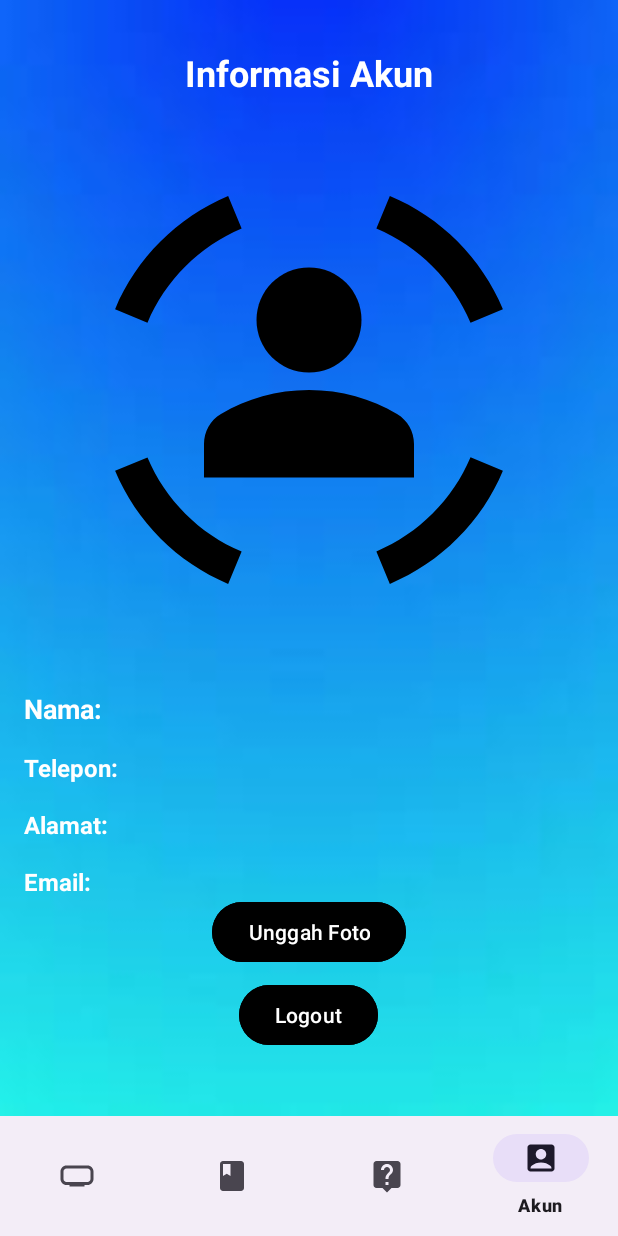
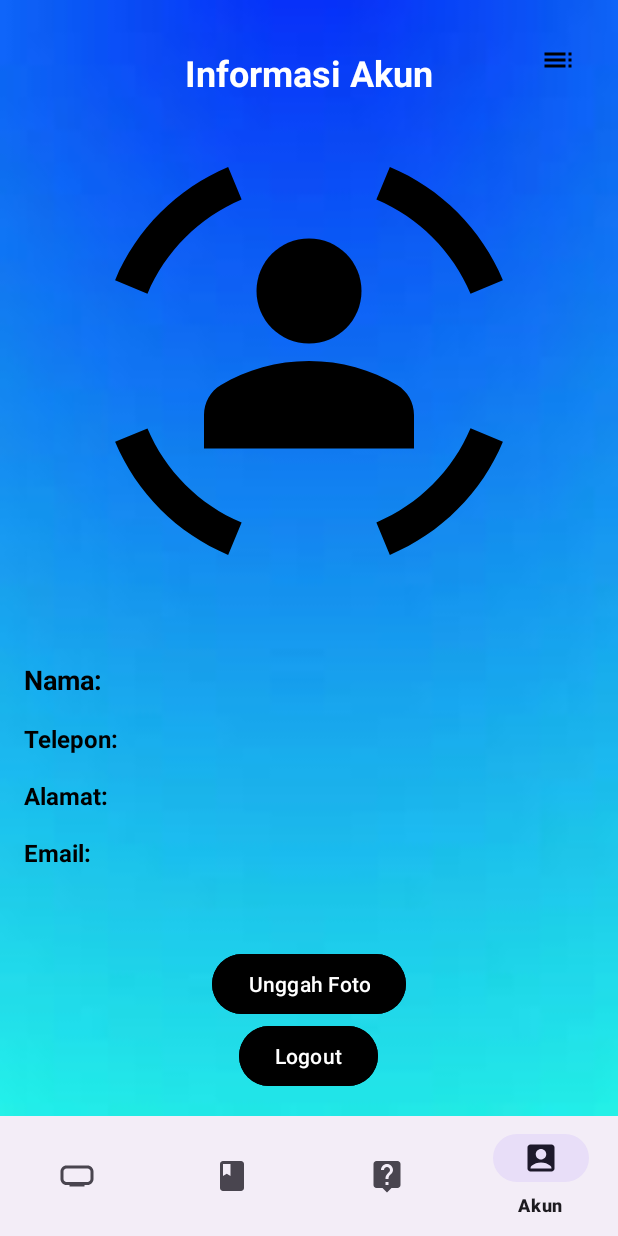
Before and after one commit to farhannovaldi/AplikasiDonasiMakanan, an Android app: the HomeFragment screen opened directly, with no data from a screen before it, item 4 of the bottom bar chosen, on a phone screen of 412 x 824 dp. Run offline under Robolectric (Android 15) with nearby library versions, the phone set to English and light mode, and no system bars; our stand-ins replace Firebase (no records; nobody signed in at launch, a user with empty details on screens opened directly).

Commit message:
Perbaikian popup menu

```diff
--- a/app/src/main/java/com/project/nvl/aplikasidonasimakanan/HomeFragment.java
+++ b/app/src/main/java/com/project/nvl/aplikasidonasimakanan/HomeFragment.java
@@ -1,81 +1,62 @@
 package com.project.nvl.aplikasidonasimakanan;
 
 import android.os.Bundle;
+import androidx.fragment.app.Fragment;
 import android.view.LayoutInflater;
-import android.view.MenuItem;
 import android.view.View;
 import android.view.ViewGroup;
-import android.widget.PopupMenu;
 
-import androidx.annotation.NonNull;
-import androidx.annotation.Nullable;
-import androidx.appcompat.widget.AppCompatImageButton;
-import androidx.fragment.app.Fragment;
-import androidx.fragment.app.FragmentTransaction;
-
+/**
+ * A simple {@link Fragment} subclass.
+ * Use the {@link HomeFragment#newInstance} factory method to
+ * create an instance of this fragment.
+ */
 public class HomeFragment extends Fragment {
 
+    // TODO: Rename parameter arguments, choose names that match
+    // the fragment initialization parameters, e.g. ARG_ITEM_NUMBER
+    private static final String ARG_PARAM1 = "param1";
+    private static final String ARG_PARAM2 = "param2";
+
+    // TODO: Rename and change types of parameters
+    private String mParam1;
+    private String mParam2;
+
     public HomeFragment() {
+        // Required empty public constructor
     }
 
-    @Nullable
-    @Override
-    public View onCreateView(@NonNull LayoutInflater inflater, @Nullable ViewGroup container, @Nullable Bundle savedInstanceState) {
-        View view = inflater.inflate(R.layout.fragment_home, container, false);
-
-        if (getChildFragmentManager().findFragmentById(R.id.fragment_container) == null) {
-            displayFragment(new DaftarPenyumbangFragment());
-        }
-
-        AppCompatImageButton btnPopupMenu = view.findViewById(R.id.btnPopupMenu);
-
-        btnPopupMenu.setOnClickListener(new View.OnClickListener() {
-            @Override
-            public void onClick(View v) {
-                showPopupMenu(v);
-            }
-        });
-
-        return view;
+    /**
+     * Use this factory method to create a new instance of
+     * this fragment using the provided parameters.
+     *
+     * @param param1 Parameter 1.
+     * @param param2 Parameter 2.
+     * @return A new instance of fragment HomeFragment.
+     */
+    // TODO: Rename and change types and number of parameters
+    public static HomeFragment newInstance(String param1, String param2) {
+        HomeFragment fragment = new HomeFragment();
+        Bundle args = new Bundle();
+        args.putString(ARG_PARAM1, param1);
+        args.putString(ARG_PARAM2, param2);
+        fragment.setArguments(args);
+        return fragment;
     }
 
-    private void showPopupMenu(View view) {
-        PopupMenu popupMenu = new PopupMenu(requireContext(), view);
-        popupMenu.getMenuInflater().inflate(R.menu.main_menu, popupMenu.getMenu());
-
-        popupMenu.setOnMenuItemClickListener(new PopupMenu.OnMenuItemClickListener() {
-            @Override
-            public boolean onMenuItemClick(MenuItem item) {
-                if (item.getItemId() == R.id.action_daftar_penyumbang) {
-                    displayFragment(new DaftarPenyumbangFragment());
-                    return true;
-                } else if (item.getItemId() == R.id.action_dokumentasi) {
-                    displayFragment(new DokumentasiFragment());
-                    return true;
-                } else if (item.getItemId() == R.id.action_peta) {
-                    displayFragment(new MapsFragment());
-                    return true;
-                } else {
-                    return false;
-                }
-            }
-
-        });
-
-        popupMenu.setOnDismissListener(new PopupMenu.OnDismissListener() {
-            @Override
-            public void onDismiss(PopupMenu menu) {
-            }
-        });
-
-        popupMenu.show();
+    @Override
+    public void onCreate(Bundle savedInstanceState) {
+        super.onCreate(savedInstanceState);
+        if (getArguments() != null) {
+            mParam1 = getArguments().getString(ARG_PARAM1);
+            mParam2 = getArguments().getString(ARG_PARAM2);
+        }
     }
 
-
-    private void displayFragment(Fragment fragment) {
-        FragmentTransaction transaction = getChildFragmentManager().beginTransaction();
-        transaction.replace(R.id.fragment_container, fragment);
-        transaction.addToBackStack(null);
-        transaction.commit();
+    @Override
+    public View onCreateView(LayoutInflater inflater, ViewGroup container,
+                             Bundle savedInstanceState) {
+        // Inflate the layout for this fragment
+        return inflater.inflate(R.layout.fragment_home, container, false);
     }
 }
--- a/app/src/main/res/layout/activity_main.xml
+++ b/app/src/main/res/layout/activity_main.xml
@@ -27,4 +27,13 @@
         app:menu="@menu/bottom_menu"
         tools:ignore="VisualLintBottomNav" />
 
+    <ImageButton
+        android:id="@+id/btnPopupMenu"
+        android:layout_width="48dp"
+        android:layout_height="48dp"
+        android:src="@drawable/ic_menu"
+        android:background="?android:attr/selectableItemBackground"
+        app:layout_constraintEnd_toEndOf="parent"
+        app:layout_constraintTop_toTopOf="parent"
+        android:layout_margin="16dp"/>
 </androidx.constraintlayout.widget.ConstraintLayout>
--- a/app/src/main/res/layout/fragment_akun.xml
+++ b/app/src/main/res/layout/fragment_akun.xml
@@ -20,13 +20,13 @@
     <!-- Image -->
 
     <!-- Data -->
+
     <ImageView
         android:id="@+id/imageProfile"
         android:layout_width="380dp"
         android:layout_height="280dp"
         android:layout_below="@+id/textTitle"
-        android:layout_centerHorizontal="true"
-        android:layout_marginTop="55dp"
+        android:layout_marginTop="36dp"
         android:src="@drawable/ic_foto" />
 
     <TextView
@@ -37,7 +37,7 @@
         android:layout_marginTop="60dp"
         android:layout_marginBottom="8dp"
         android:text="Nama:"
-        android:textColor="#FFFFFF"
+        android:textColor="@color/black"
         android:textSize="18sp"
         android:textStyle="bold" />
 
@@ -48,7 +48,7 @@
         android:text="Telepon:"
         android:textSize="16sp"
         android:textStyle="bold"
-        android:textColor="#FFFFFF"
+        android:textColor="@color/black"
         android:layout_below="@id/textNama"
         android:layout_marginTop="8dp"
         android:layout_marginBottom="8dp"/>
@@ -60,7 +60,7 @@
         android:text="Alamat:"
         android:textSize="16sp"
         android:textStyle="bold"
-        android:textColor="#FFFFFF"
+        android:textColor="@color/black"
         android:layout_below="@id/textTelepon"
         android:layout_marginTop="8dp"
         android:layout_marginBottom="8dp"/>
@@ -72,7 +72,7 @@
         android:text="Email:"
         android:textSize="16sp"
         android:textStyle="bold"
-        android:textColor="#FFFFFF"
+        android:textColor="@color/black"
         android:layout_below="@id/textAlamat"
         android:layout_marginTop="8dp"
         android:layout_marginBottom="8dp"/>
@@ -83,10 +83,8 @@
         android:id="@+id/btnUploadFoto"
         android:layout_width="wrap_content"
         android:layout_height="wrap_content"
-        android:layout_below="@id/textEmail"
-        android:layout_alignTop="@+id/imageProfile"
+        android:layout_above="@+id/btnLogout"
         android:layout_centerHorizontal="true"
-        android:layout_marginTop="477dp"
         android:backgroundTint="@color/black"
         android:text="Unggah Foto"
         android:textColor="@color/white" />
@@ -95,10 +93,11 @@
         android:id="@+id/btnLogout"
         android:layout_width="wrap_content"
         android:layout_height="wrap_content"
-        android:layout_below="@id/btnUploadFoto"
         android:layout_centerHorizontal="true"
-        android:layout_marginTop="7dp"
+        android:layout_alignParentBottom="true"
         android:backgroundTint="@color/black"
         android:text="Logout"
         android:textColor="@color/white" />
+
+
 </RelativeLayout>
--- a/app/src/main/res/layout/fragment_bantuan.xml
+++ b/app/src/main/res/layout/fragment_bantuan.xml
@@ -33,6 +33,7 @@
         android:layout_margin="16dp"
         android:layout_marginTop="16dp"
         android:layout_marginBottom="16dp"
+        android:textStyle="bold"
         android:text="@string/panduan_donasi_n_n1_persiapkan_makanan_n_pastikan_makanan_dalam_kondisi_segar_dan_aman_untuk_dikonsumsi_n_gunakan_wadah_yang_bersih_dan_tertutup_untuk_menyimpan_makanan_n_n2_identifikasi_penerima_donasi_n_cari_organisasi_atau_individu_yang_membutuhkan_donasi_makanan_n_hubungi_mereka_untuk_mengetahui_preferensi_makanan_dan_waktu_pengambilan_n_n3_penyumbangan_makanan_n_sediakan_makanan_yang_telah_disiapkan_n_pastikan_makanan_dalam_wadah_yang_higienis_n_n4_pengantaran_n_antarkan_makanan_sesuai_kesepakatan_dengan_penerima_donasi_n_pastikan_pengantaran_aman_dan_tepat_waktu_n_n5_dokumentasikan_donasi_n_catat_jumlah_makanan_yang_disumbangkan_dan_detail_pengantaran_n_n6_dampak_sosial_n_pantau_dan_dokumentasikan_dampak_sosial_positif_dari_donasi_anda_n_bagikan_cerita_sukses_untuk_menginspirasi_orang_lain_n_nterima_kasih_atas_kontribusi_anda_dalam_menyumbangkan_makanan_kepada_mereka_yang_membutuhkan"
         app:layout_constraintBottom_toBottomOf="parent"
         app:layout_constraintEnd_toEndOf="parent"
--- a/app/src/main/res/layout/fragment_dokumentasi.xml
+++ b/app/src/main/res/layout/fragment_dokumentasi.xml
@@ -1,14 +1,14 @@
-<?xml version="1.0" encoding="utf-8"?>
+<!-- fragment_dokumentasi.xml -->
 <FrameLayout xmlns:android="http://schemas.android.com/apk/res/android"
     xmlns:tools="http://schemas.android.com/tools"
     android:layout_width="match_parent"
     android:layout_height="match_parent"
     tools:context=".DokumentasiFragment">
 
-    <!-- TODO: Update blank fragment layout -->
+    <!-- Ganti dengan teks statis atau elemen UI lainnya -->
     <TextView
         android:layout_width="match_parent"
         android:layout_height="match_parent"
-        android:text="@string/hello_blank_fragment" />
+        android:text="Dokumentasi Fragment" />
 
 </FrameLayout>
--- a/app/src/main/res/menu/main_menu.xml
+++ b/app/src/main/res/menu/main_menu.xml
@@ -1,16 +1,16 @@
+<?xml version="1.0" encoding="utf-8"?>
 <menu xmlns:android="http://schemas.android.com/apk/res/android">
+
     <item
         android:id="@+id/action_dokumentasi"
-        android:title="Dokumentasi"
         android:orderInCategory="101"
-        android:icon="@drawable/ic_dokumentasi"/>
-
+        android:icon="@drawable/ic_dokumentasi"
+        android:title="Dokumentasi"/>
     <item
         android:id="@+id/action_peta"
         android:title="Peta"
         android:orderInCategory="102"
         android:icon="@drawable/ic_map"/>
-
     <item
         android:id="@+id/action_daftar_penyumbang"
         android:title="Daftar Penyumbang"
```
Also changed, not shown: app/src/main/java/com/project/nvl/aplikasidonasimakanan/DokumentasiFragment.java (+0 -14 lines), app/src/main/java/com/project/nvl/aplikasidonasimakanan/MainActivity.java (+36 -1 lines), app/src/main/res/layout/fragment_home.xml (+1 -9 lines).
